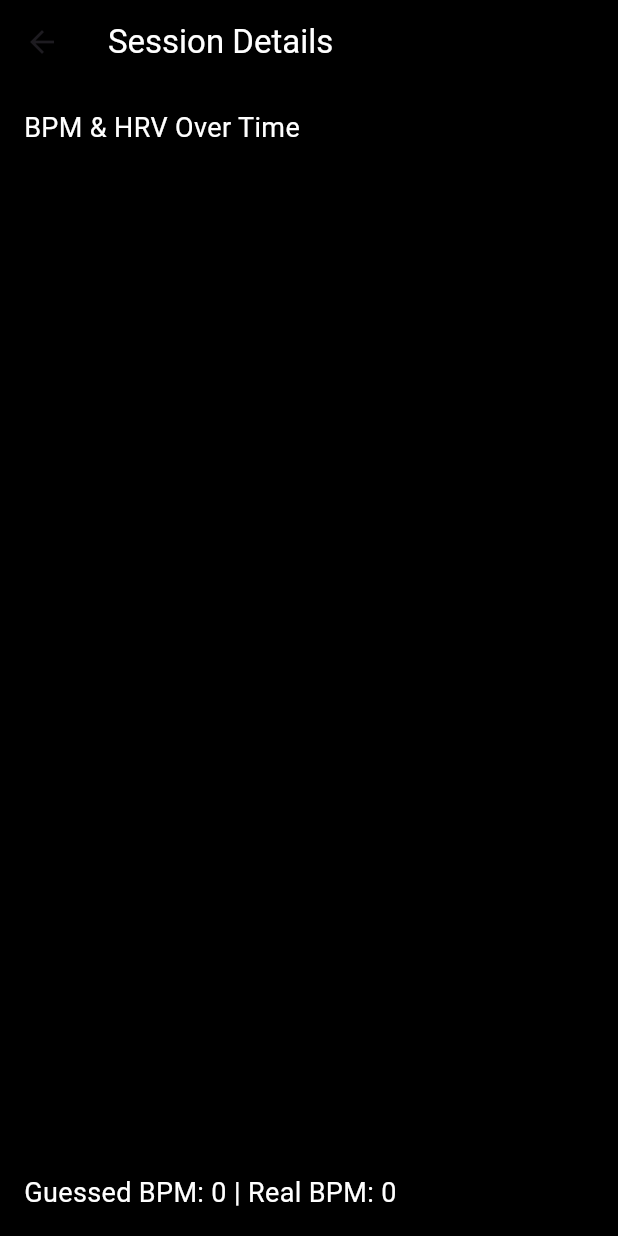
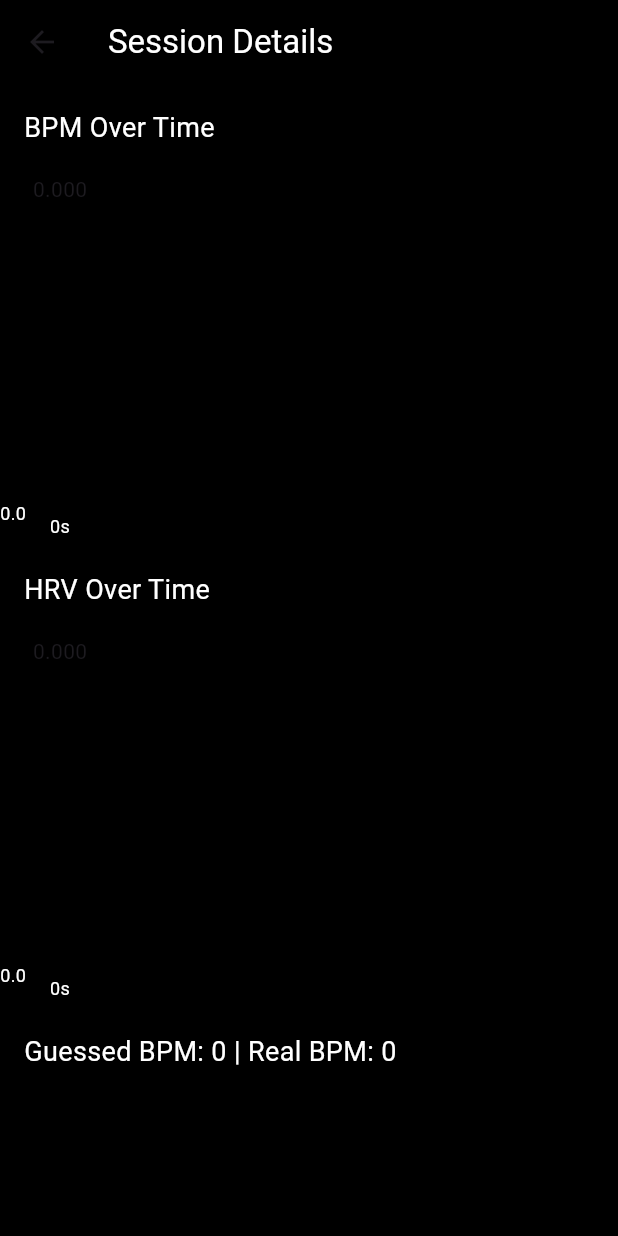
Before and after one commit to tsoofLahav/heart-rate-monitor-app, a Flutter app: the SessionDetailsPage screen opened directly with empty values, on a phone screen of 412 x 824 dp. Run offline on Flutter 3.47's test engine with Material 3 defaults, Android fonts, the phone set to English and light mode, and no system bars; drawn by our look-alikes of fl_chart; our stand-ins replace audioplayers, camera, vibration, video_player; missing offline and left inert: flutter_soloud, torch_light; network calls fail.

Commit message:
“meow”

```diff
--- a/heart_feedback/lib/history.dart
+++ b/heart_feedback/lib/history.dart
@@ -2,6 +2,7 @@ import 'package:flutter/material.dart';
 import 'package:fl_chart/fl_chart.dart';
 import 'dart:convert';
 import 'package:http/http.dart' as http;
+import 'package:intl/intl.dart';
 
 class SessionListPage extends StatefulWidget {
   @override
@@ -18,11 +19,18 @@ class _SessionListPageState extends State<SessionListPage> {
   }
 
   Future<void> fetchSessions() async {
-    final response = await http.get(Uri.parse('https://monitorflaskbackend-aaadajegfjd7b9hq.israelcentral-01.azurewebsites.net/data/get_sessions'));
+    final response = await http.get(Uri.parse(
+        'https://monitorflaskbackend-aaadajegfjd7b9hq.israelcentral-01.azurewebsites.net/data/get_sessions'));
+
     if (response.statusCode == 200) {
+      List fetchedSessions = json.decode(response.body);
+      print("✅ Fetched sessions: $fetchedSessions");
+
       setState(() {
-        sessions = json.decode(response.body);
+        sessions = fetchedSessions;
       });
+    } else {
+      print("❌ Failed to fetch sessions: ${response.statusCode}");
     }
   }
 
@@ -44,14 +52,18 @@ class _SessionListPageState extends State<SessionListPage> {
               style: TextStyle(color: Colors.white),
             ),
             subtitle: Text(
-              "Guessed BPM: ${session['guessed_bpm']} | Real BPM: ${session['real_bpm']}",
+              "Guessed BPM: ${session['guessed_bpm'] ?? 'N/A'} | Real BPM: ${session['real_bpm'] != null ? session['real_bpm'].toInt() : 'N/A'}",
               style: TextStyle(color: Colors.grey),
             ),
             onTap: () {
               Navigator.push(
                 context,
                 MaterialPageRoute(
-                  builder: (context) => SessionDetailsPage(sessionId: session['session_id']),
+                  builder: (context) => SessionDetailsPage(
+                    sessionId: session['session_id'],
+                    guessedBpm: session['guessed_bpm'] ?? 0,
+                    realBpm: session['real_bpm'] ?? 0,
+                  ),
                 ),
               );
             },
@@ -64,8 +76,14 @@ class _SessionListPageState extends State<SessionListPage> {
 
 class SessionDetailsPage extends StatefulWidget {
   final int sessionId;
+  final double guessedBpm;
+  final double realBpm;
 
-  SessionDetailsPage({required this.sessionId});
+  SessionDetailsPage({
+    required this.sessionId,
+    required this.guessedBpm,
+    required this.realBpm,
+  });
 
   @override
   _SessionDetailsPageState createState() => _SessionDetailsPageState();
@@ -82,28 +100,112 @@ class _SessionDetailsPageState extends State<SessionDetailsPage> {
   }
 
   Future<void> fetchSessionDetails() async {
-    final response = await http.get(Uri.parse('https://monitorflaskbackend-aaadajegfjd7b9hq.israelcentral-01.azurewebsites.net/data/get_session_details?session_id=${widget.sessionId}'));
+    final response = await http.get(Uri.parse(
+        'https://monitorflaskbackend-aaadajegfjd7b9hq.israelcentral-01.azurewebsites.net/data/get_session_details?session_id=${widget.sessionId}'));
 
     if (response.statusCode == 200) {
       List<dynamic> data = json.decode(response.body);
+      print("✅ Fetched session details: $data");
 
-      setState(() {
-        bpmData = data.map<FlSpot>((e) => FlSpot(
-          parseTimestamp(e['timestamp']),  // Ensure timestamp is a double
-          e['bpm'].toDouble(),
-        )).toList();
+      if (data.isNotEmpty) {
+        double firstTimestamp = parseCustomTimestamp(data.first['timestamp'])
+            .millisecondsSinceEpoch
+            .toDouble();
 
-        hrvData = data.map<FlSpot>((e) => FlSpot(
-          parseTimestamp(e['timestamp']),
-          e['hrv'].toDouble(),
-        )).toList();
-      });
+        setState(() {
+          bpmData = data
+              .map<FlSpot>((e) => FlSpot(
+                    parseTimestamp(e['timestamp'], firstTimestamp),
+                    e['bpm'].toDouble(),
+                  ))
+              .toList();
+
+          hrvData = data
+              .map<FlSpot>((e) => FlSpot(
+                    parseTimestamp(e['timestamp'], firstTimestamp),
+                    e['hrv'].toDouble(),
+                  ))
+              .toList();
+        });
+      } else {
+        print("⚠️ No session details found.");
+      }
+    } else {
+      print("❌ Failed to fetch session details: ${response.statusCode}");
     }
   }
 
-  double parseTimestamp(String timestamp) {
-    DateTime dateTime = DateTime.parse(timestamp);
-    return dateTime.millisecondsSinceEpoch.toDouble(); // Convert to double
+  /// Fix for timestamp parsing (handles non-ISO format)
+  DateTime parseCustomTimestamp(String timestamp) {
+    return DateFormat("EEE, dd MMM yyyy HH:mm:ss 'GMT'").parseUtc(timestamp);
+  }
+
+  /// Normalizes timestamps so the graph starts at zero
+  double parseTimestamp(String timestamp, double firstTimestamp) {
+    DateTime dateTime = parseCustomTimestamp(timestamp);
+    return (dateTime.millisecondsSinceEpoch - firstTimestamp) / 1000;
+  }
+
+  Widget buildGraph(List<FlSpot> data, String title, Color color) {
+    return Column(
+      crossAxisAlignment: CrossAxisAlignment.start,
+      children: [
+        Padding(
+          padding: const EdgeInsets.all(16.0),
+          child: Text(
+            title,
+            style: TextStyle(color: Colors.white, fontSize: 18),
+          ),
+        ),
+        SizedBox(
+          height: 250,
+          child: SingleChildScrollView(
+            scrollDirection: Axis.horizontal,
+            child: Container(
+              width: data.length * 30.0, // Ensures graph spreads across width
+              height: 250,
+              child: LineChart(
+                LineChartData(
+                  backgroundColor: Colors.black,
+                  titlesData: FlTitlesData(
+                    leftTitles: AxisTitles(
+                      sideTitles: SideTitles(
+                        showTitles: true,
+                        reservedSize: 40,
+                        interval: (data.isNotEmpty) ? (data.map((e) => e.y).reduce((a, b) => a > b ? a : b) / 4) : 10,
+                        getTitlesWidget: (value, meta) {
+                          return Text(value.toStringAsFixed(1), style: TextStyle(color: Colors.white, fontSize: 12));
+                        },
+                      ),
+                    ),
+                    bottomTitles: AxisTitles(
+                      sideTitles: SideTitles(
+                        showTitles: true,
+                        interval: (data.isNotEmpty) ? (data.last.x / 4) : 10,
+                        getTitlesWidget: (value, meta) {
+                          return Text("${value.toInt()}s", style: TextStyle(color: Colors.white, fontSize: 12));
+                        },
+                      ),
+                    ),
+                  ),
+                  borderData: FlBorderData(show: false),
+                  gridData: FlGridData(show: true),
+                  lineBarsData: [
+                    LineChartBarData(
+                      spots: data,
+                      color: color,
+                      isCurved: true,
+                      dotData: FlDotData(show: false),
+                      barWidth: 3,
+                    ),
+                  ],
+                ),
+              ),
+            ),
+          ),
+        ),
+      ],
+    );
   }
 
   @override
@@ -117,35 +219,12 @@ class _SessionDetailsPageState extends State<SessionDetailsPage> {
       body: Column(
         crossAxisAlignment: CrossAxisAlignment.start,
         children: [
-          Padding(
-            padding: const EdgeInsets.all(16.0),
-            child: Text('BPM & HRV Over Time', style: TextStyle(color: Colors.white, fontSize: 18)),
-          ),
-          Expanded(
-            child: SingleChildScrollView(
-              scrollDirection: Axis.horizontal,
-              child: Container(
-                width: bpmData.length * 10.0,
-                height: 300,
-                child: LineChart(
-                  LineChartData(
-                    backgroundColor: Colors.black,
-                    titlesData: FlTitlesData(show: false),
-                    borderData: FlBorderData(show: false),
-                    gridData: FlGridData(show: false),
-                    lineBarsData: [
-                      LineChartBarData(spots: bpmData, color: Colors.blue, isCurved: true, dotData: FlDotData(show: false)),
-                      LineChartBarData(spots: hrvData, color: Colors.red, isCurved: true, dotData: FlDotData(show: false)),
-                    ],
-                  ),
-                ),
-              ),
-            ),
-          ),
+          buildGraph(bpmData, 'BPM Over Time', Colors.blue),
+          buildGraph(hrvData, 'HRV Over Time', Colors.red),
           Padding(
             padding: const EdgeInsets.all(16.0),
             child: Text(
-              "Guessed BPM: ${widget.sessionId} | Real BPM: ${widget.sessionId}",
+              "Guessed BPM: ${widget.guessedBpm.toInt()} | Real BPM: ${widget.realBpm.toInt()}",
               style: TextStyle(color: Colors.white, fontSize: 18),
             ),
           ),
--- a/heart_feedback/pubspec.yaml
+++ b/heart_feedback/pubspec.yaml
@@ -48,6 +48,7 @@ dependencies:
   fl_chart: ^0.70.2
   flutter_animate: ^4.5.2
   camera2: ^0.10.5+73
+  intl: ^0.20.2
 
 dev_dependencies:
   flutter_test:
```
Also changed, not shown: heart_feedback/lib/parallel_Video.dart (+67 -55 lines), heart_feedback/lib/selection_screen.dart (+14 -11 lines), heart_feedback/assets/history_icon.png, heart_feedback/assets/profile_icon.png, heart_feedback/pubspec.lock, צילום מסך 2025-03-10 ב-23.29.54.png (added), 2 other files.
